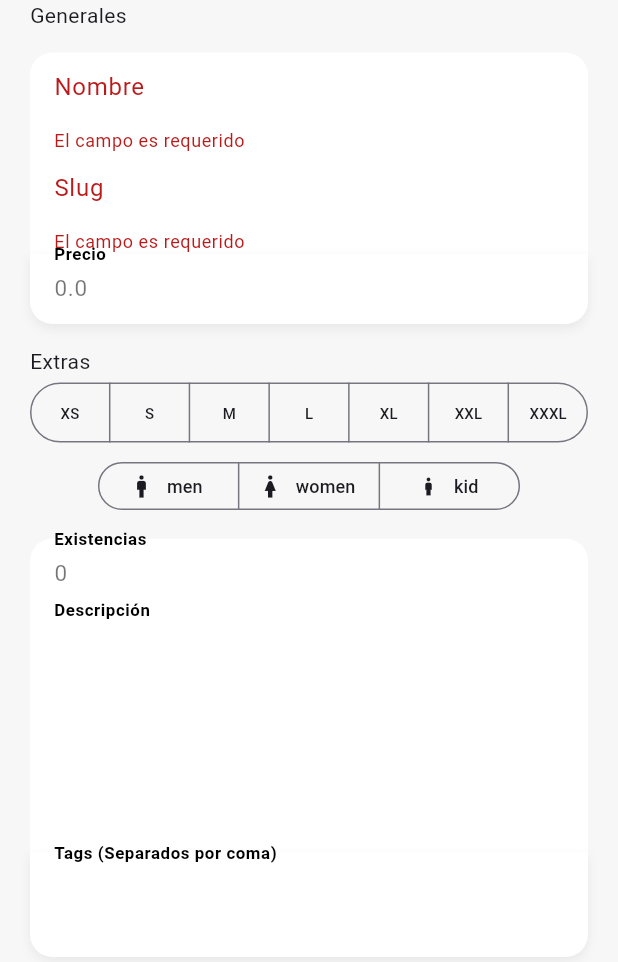
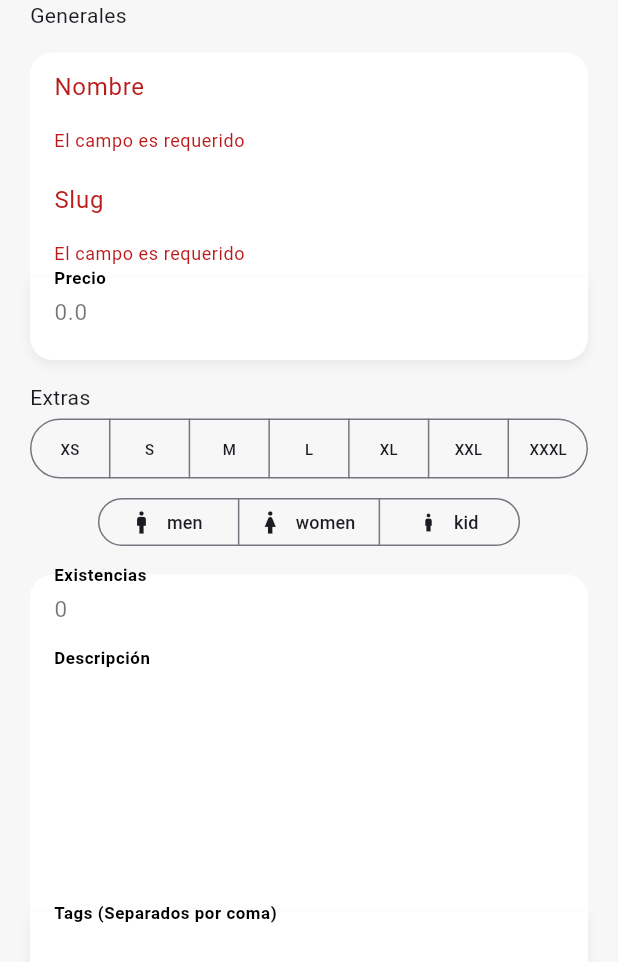
Before and after one commit to Carlos2693/flutter-teslo-app, a Flutter app: the _ProductInformation widget shown alone on an empty page, opened directly with empty values, on a phone screen of 412 x 824 dp. Shown: the top 962 px of the screen. Run offline on Flutter 3.47's test engine with Material 3 defaults, Android fonts, the phone set to English and light mode, and no system bars; our stand-ins replace dio, flutter_dotenv, flutter_riverpod, formz, go_router, google_fonts and 1 more; accounts and stored records are empty; network calls fail; project files that could hold a hidden picture were left out.

```diff
--- a/lib/features/products/presentation/screens/product_screen.dart
+++ b/lib/features/products/presentation/screens/product_screen.dart
@@ -106,7 +106,7 @@ class _ProductInformation extends ConsumerWidget {
             initialValue: productForm.price.value.toString(),
             onChanged: (value) => ref
                 .read(productFormProvider(product).notifier)
-                .onPriceChanged(double.tryParse(value) ?? 0),
+                .onPriceChanged(double.tryParse(value) ?? -1),
             errorMessage: productForm.price.errorMessage,
           ),
 
@@ -126,7 +126,7 @@ class _ProductInformation extends ConsumerWidget {
             initialValue: productForm.inStock.value.toString(),
             onChanged: (value) => ref
                 .read(productFormProvider(product).notifier)
-                .onStockChanged(int.tryParse(value) ?? 0),
+                .onStockChanged(int.tryParse(value) ?? -1),
             errorMessage: productForm.inStock.errorMessage,
           ),
 
--- a/lib/features/shared/infraestructure/input/price.dart
+++ b/lib/features/shared/infraestructure/input/price.dart
@@ -15,7 +15,7 @@ class Price extends FormzInput<double, PriceError> {
     if (isValid || isPure) return null;
 
     if (displayError == PriceError.empty) return 'El campo es requerido';
-    if (displayError == PriceError.value) return 'Tiene que ser cero o mayor';
+    if (displayError == PriceError.value) return 'Tiene que un número mayor o igual a cero';
 
     return null;
   }
--- a/lib/features/shared/infraestructure/input/stock.dart
+++ b/lib/features/shared/infraestructure/input/stock.dart
@@ -15,7 +15,7 @@ class Stock extends FormzInput<int, StockError> {
     if (isValid || isPure) return null;
 
     if (displayError == StockError.empty) return 'El campo es requerido';
-    if (displayError == StockError.value) return 'Tiene que ser cero o mayor';
+    if (displayError == StockError.value) return 'Tiene que un número mayor o igual a cero';
     if (displayError == StockError.format) return 'No tiene formato de número';
 
     return null;
--- a/lib/features/shared/widgets/custom_product_field.dart
+++ b/lib/features/shared/widgets/custom_product_field.dart
@@ -45,7 +45,7 @@ class CustomProductField extends StatelessWidget {
     const borderRadius = Radius.circular(15);
 
     return Container(
-      // padding: const EdgeInsets.only(bottom: 0, top: 15),
+      padding: const EdgeInsets.only(bottom: 8),
       decoration: BoxDecoration(
         color: Colors.white,
         borderRadius: BorderRadius.only(
```
